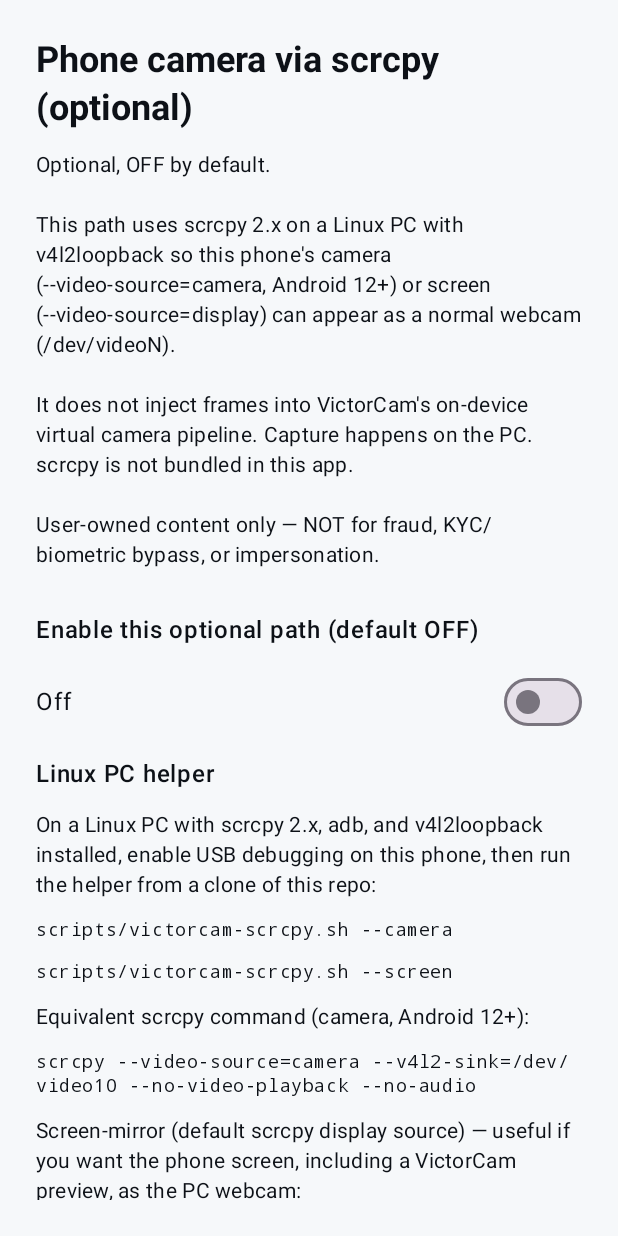
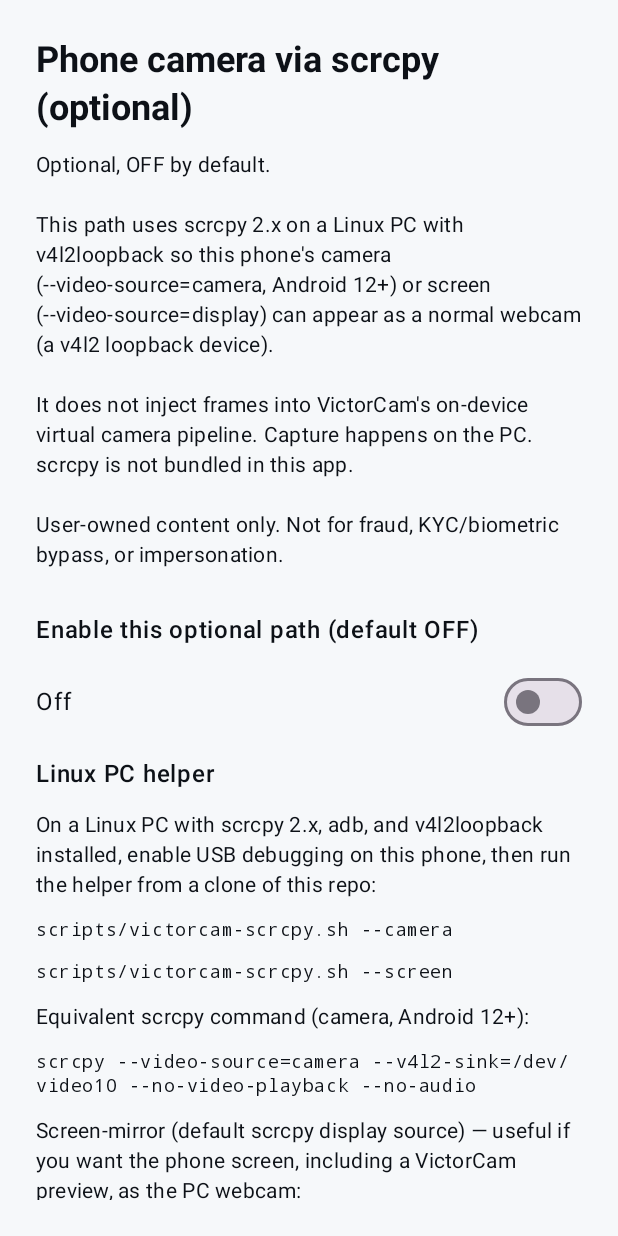
Before and after one commit to Victorious93/victorcam, an Android app built with Jetpack Compose: the ScrcpySetupScreen screen opened through its navigation route, on a phone screen of 412 x 824 dp. Run offline under Robolectric (Android 15) with nearby library versions, the phone set to English and light mode, and no system bars; our stand-ins replace Room's generated code; pictures from the network do not load.

Commit message:
fix: escape scrcpy setup string so AAPT can compile resources
CI failed on scrcpy_setup_body with an invalid unicode escape while
flattening strings.xml. Quote the string and drop the /dev/videoN path
and typographic dash so resource compilation can proceed.

```diff
--- a/app/src/main/res/values/strings.xml
+++ b/app/src/main/res/values/strings.xml
@@ -35,7 +35,7 @@
     <string name="feed_switch_prev">Prev</string>
     <string name="scrcpy_setup_title">Phone camera via scrcpy (optional)</string>
     <string name="scrcpy_setup_open">Phone camera via scrcpy (optional)</string>
-    <string name="scrcpy_setup_body">Optional, OFF by default.\n\nThis path uses scrcpy 2.x on a Linux PC with v4l2loopback so this phone's camera (--video-source=camera, Android 12+) or screen (--video-source=display) can appear as a normal webcam (/dev/videoN).\n\nIt does not inject frames into VictorCam's on-device virtual camera pipeline. Capture happens on the PC. scrcpy is not bundled in this app.\n\nUser-owned content only — NOT for fraud, KYC/biometric bypass, or impersonation.</string>
+    <string name="scrcpy_setup_body">"Optional, OFF by default.\n\nThis path uses scrcpy 2.x on a Linux PC with v4l2loopback so this phone's camera (--video-source=camera, Android 12+) or screen (--video-source=display) can appear as a normal webcam (a v4l2 loopback device).\n\nIt does not inject frames into VictorCam's on-device virtual camera pipeline. Capture happens on the PC. scrcpy is not bundled in this app.\n\nUser-owned content only. Not for fraud, KYC/biometric bypass, or impersonation."</string>
     <string name="scrcpy_setup_credit">Credit: scrcpy by Genymobile and contributors, Apache License 2.0. https://github.com/Genymobile/scrcpy — see NOTICE.</string>
     <string name="audio_limits">Stock Android: audio plays for preview / our capture intents only. System mic replace needs root/LSPosed.</string>
 </resources>
```
